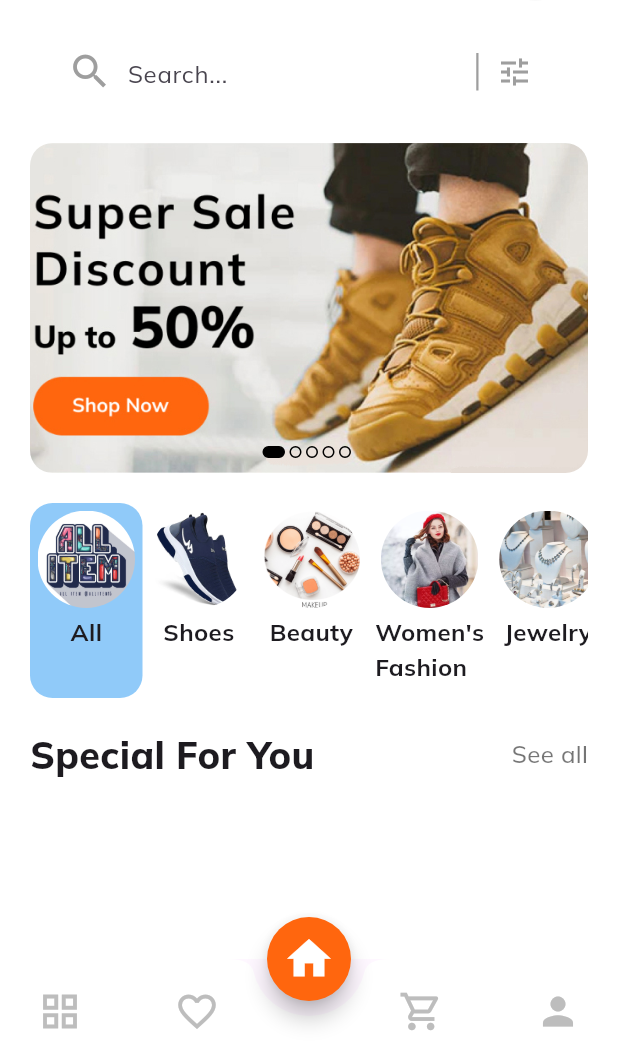
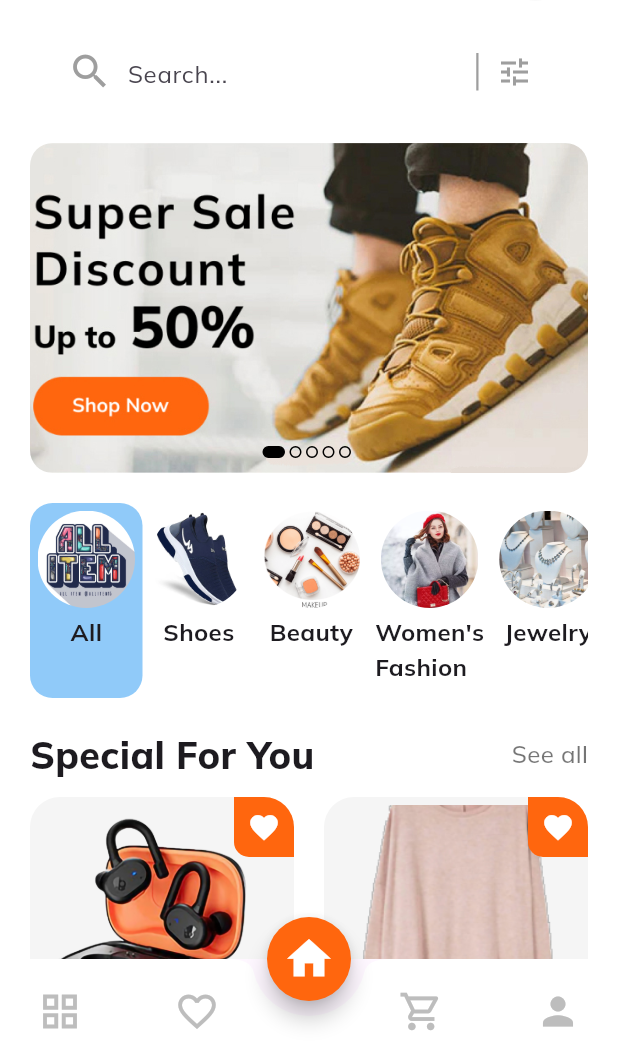
Before and after one commit to toyotarou/test_e_commerce_youtube, a Flutter app: the screen it shows after launch, on a phone screen of 412 x 824 dp, the part 187-1236 px from its top. Run offline on Flutter 3.47's test engine with Material 3 defaults, Android fonts, the phone set to English and light mode, and no system bars; our stand-ins replace google_fonts.

Commit message:
product card

```diff
--- /dev/null
+++ b/lib/models/product.dart
@@ -0,0 +1,434 @@
+import 'package:flutter/material.dart';
+
+class Product {
+  final String title;
+  final String description;
+  final String image;
+  final String review;
+  final String seller;
+  final double price;
+  final List<Color> colors;
+  final String category;
+  final double rate;
+  int quantity;
+
+  Product(
+      {required this.title,
+      required this.review,
+      required this.description,
+      required this.image,
+      required this.price,
+      required this.colors,
+      required this.seller,
+      required this.category,
+      required this.rate,
+      required this.quantity});
+}
+
+final List<Product> all = [
+  Product(
+    title: "Wireless Headphones",
+    description:
+        "Lorem ipsum dolor sit amet, consectetur adipiscing elit, sed do eiusmod tempor incididunt ut labore et dolore magna aliqua. Donec massa sapien faucibus et molestie ac feugiat. In massa tempor nec feugiat nisl. Libero id faucibus nisl tincidunt.",
+    image: "assets/images/all/wireless.png",
+    price: 120,
+    seller: "Tariqul isalm",
+    colors: [Colors.black, Colors.blue, Colors.orange],
+    category: "Electronics",
+    review: "(320 Reviews)",
+    rate: 4.8,
+    quantity: 1,
+  ),
+  Product(
+    title: "Woman Sweter",
+    description:
+        "Lorem ipsum dolor sit amet, consectetur adipiscing elit, sed do eiusmod tempor incididunt ut labore et dolore magna aliqua. Donec massa sapien faucibus et molestie ac feugiat. In massa tempor nec feugiat nisl. Libero id faucibus nisl tincidunt.",
+    image: "assets/images/all/sweet.png",
+    price: 120,
+    seller: "Joy Store",
+    colors: [Colors.brown, Colors.deepPurple, Colors.pink],
+    category: "Woman Fashion",
+    review: "(32 Reviews)",
+    rate: 4.5,
+    quantity: 1,
+  ),
+  Product(
+    title: "Smart Watch",
+    description:
+        "Lorem ipsum dolor sit amet, consectetur adipiscing elit, sed do eiusmod tempor incididunt ut labore et dolore magna aliqua. Donec massa sapien faucibus et molestie ac feugiat. In massa tempor nec feugiat nisl. Libero id faucibus nisl tincidunt.",
+    image: "assets/images/all/miband.jpg",
+    price: 55,
+    seller: "Ram Das",
+    colors: [Colors.black, Colors.amber, Colors.purple],
+    category: "Electronics",
+    review: "(20 Reviews)",
+    rate: 4.0,
+    quantity: 1,
+  ),
+  Product(
+    title: "Mens Jacket",
+    description:
+        "Lorem ipsum dolor sit amet, consectetur adipiscing elit, sed do eiusmod tempor incididunt ut labore et dolore magna aliqua. Donec massa sapien faucibus et molestie ac feugiat. In massa tempor nec feugiat nisl. Libero id faucibus nisl tincidunt.",
+    image: "assets/images/all/jacket.png",
+    price: 155,
+    seller: "Jacket Store",
+    colors: [Colors.blueAccent, Colors.orange, Colors.green],
+    category: "Men Fashion",
+    review: "(20 Reviews)",
+    rate: 5.0,
+    quantity: 1,
+  ),
+  Product(
+    title: "Watch",
+    description:
+        "Lorem ipsum dolor sit amet, consectetur adipiscing elit, sed do eiusmod tempor incididunt ut labore et dolore magna aliqua. Donec massa sapien faucibus et molestie ac feugiat. In massa tempor nec feugiat nisl. Libero id faucibus nisl tincidunt.",
+    image: "assets/images/men_fashion/watch.png",
+    price: 1000,
+    seller: "Jacket Store",
+    colors: [Colors.lightBlue, Colors.orange, Colors.purple],
+    category: "MenFashion",
+    review: "(100 Reviews)",
+    rate: 5.0,
+    quantity: 1,
+  ),
+  Product(
+    title: "Air Jordan",
+    description:
+        "Lorem ipsum dolor sit amet, consectetur adipiscing elit, sed do eiusmod tempor incididunt ut labore et dolore magna aliqua. Donec massa sapien faucibus et molestie ac feugiat. In massa tempor nec feugiat nisl. Libero id faucibus nisl tincidunt.",
+    image: "assets/images/shoes/Air_Jordan.png",
+    price: 255,
+    seller: "The Seller",
+    colors: [Colors.grey, Colors.amber, Colors.purple],
+    category: "Shoes",
+    review: "(55 Reviews)",
+    rate: 5.0,
+    quantity: 1,
+  ),
+  Product(
+    title: "Super Perfume",
+    description:
+        "Lorem ipsum dolor sit amet, consectetur adipiscing elit, sed do eiusmod tempor incididunt ut labore et dolore magna aliqua. Donec massa sapien faucibus et molestie ac feugiat. In massa tempor nec feugiat nisl. Libero id faucibus nisl tincidunt.",
+    image: "assets/images/beauty/perfume.png",
+    price: 155,
+    seller: "Love Seller",
+    colors: [Colors.purpleAccent, Colors.pinkAccent, Colors.green],
+    category: "Beauty",
+    review: "(99 Reviews)",
+    rate: 4.7,
+    quantity: 1,
+  ),
+  Product(
+    title: "Wedding Ring",
+    description:
+        "Lorem ipsum dolor sit amet, consectetur adipiscing elit, sed do eiusmod tempor incididunt ut labore et dolore magna aliqua. Donec massa sapien faucibus et molestie ac feugiat. In massa tempor nec feugiat nisl. Libero id faucibus nisl tincidunt.",
+    image: "assets/images/jewelry/wedding_ring.png",
+    price: 155,
+    seller: "I Am Seller",
+    colors: [Colors.brown, Colors.purpleAccent, Colors.blueGrey],
+    category: "Jewelry",
+    review: "(80 Reviews)",
+    rate: 4.5,
+    quantity: 1,
+  ),
+  Product(
+    title: "  Pants",
+    description:
+        "Lorem ipsum dolor sit amet, consectetur adipiscing elit, sed do eiusmod tempor incididunt ut labore et dolore magna aliqua. Donec massa sapien faucibus et molestie ac feugiat. In massa tempor nec feugiat nisl. Libero id faucibus nisl tincidunt.",
+    image: "assets/images/women_fashion/pants.png",
+    price: 155,
+    seller: "PK Store",
+    colors: [Colors.lightGreen, Colors.blueGrey, Colors.deepPurple],
+    category: "WomenFashion",
+    review: "(55 Reviews)",
+    rate: 5.0,
+    quantity: 1,
+  ),
+];
+
+final List<Product> shoes = [
+  Product(
+    title: "Air Jordan",
+    description:
+        "Lorem ipsum dolor sit amet, consectetur adipiscing elit, sed do eiusmod tempor incididunt ut labore et dolore magna aliqua. Donec massa sapien faucibus et molestie ac feugiat. In massa tempor nec feugiat nisl. Libero id faucibus nisl tincidunt.",
+    image: "assets/images/shoes/Air_Jordan.png",
+    price: 255,
+    seller: "The Seller",
+    colors: [Colors.grey, Colors.amber, Colors.purple],
+    category: "Shoes",
+    review: "(55 Reviews)",
+    rate: 5.0,
+    quantity: 1,
+  ),
+  Product(
+    title: "Vans Old Skool",
+    description:
+        "Lorem ipsum dolor sit amet, consectetur adipiscing elit, sed do eiusmod tempor incididunt ut labore et dolore magna aliqua. Donec massa sapien faucibus et molestie ac feugiat. In massa tempor nec feugiat nisl. Libero id faucibus nisl tincidunt.",
+    image: "assets/images/shoes/vans_old_skool.png",
+    price: 300,
+    seller: "Mrs Store",
+    colors: [Colors.blueAccent, Colors.blueGrey, Colors.green],
+    category: "Shoes",
+    review: "(200 Reviews)",
+    rate: 5.0,
+    quantity: 1,
+  ),
+  Product(
+    title: "Women-Shoes",
+    description:
+        "Lorem ipsum dolor sit amet, consectetur adipiscing elit, sed do eiusmod tempor incididunt ut labore et dolore magna aliqua. Donec massa sapien faucibus et molestie ac feugiat. In massa tempor nec feugiat nisl. Libero id faucibus nisl tincidunt.",
+    image: "assets/images/shoes/women-shoes.png",
+    price: 500,
+    seller: "Shoes Store",
+    colors: [Colors.red, Colors.orange, Colors.greenAccent],
+    category: "Shoes",
+    review: "(100 Reviews)",
+    rate: 4.8,
+    quantity: 1,
+  ),
+  Product(
+    title: "Sports Shoes",
+    description:
+        "Lorem ipsum dolor sit amet, consectetur adipiscing elit, sed do eiusmod tempor incididunt ut labore et dolore magna aliqua. Donec massa sapien faucibus et molestie ac feugiat. In massa tempor nec feugiat nisl. Libero id faucibus nisl tincidunt.",
+    image: "assets/images/shoes/sports_shoes.png",
+    price: 155,
+    seller: "Hari Store",
+    colors: [Colors.deepPurpleAccent, Colors.orange, Colors.green],
+    category: "Shoes",
+    review: "(60 Reviews)",
+    rate: 3.0,
+    quantity: 1,
+  ),
+  Product(
+    title: "White Sneaker",
+    description:
+        "Lorem ipsum dolor sit amet, consectetur adipiscing elit, sed do eiusmod tempor incididunt ut labore et dolore magna aliqua. Donec massa sapien faucibus et molestie ac feugiat. In massa tempor nec feugiat nisl. Libero id faucibus nisl tincidunt.",
+    image: "assets/images/shoes/white_sneaker.png",
+    price: 1000,
+    seller: "Jacket Store",
+    colors: [Colors.blueAccent, Colors.orange, Colors.green],
+    category: "Shoes",
+    review: "(00 Reviews)",
+    rate: 0.0,
+    quantity: 1,
+  ),
+];
+
+final List<Product> beauty = [
+  Product(
+    title: "Face Care Product",
+    description:
+        "Lorem ipsum dolor sit amet, consectetur adipiscing elit, sed do eiusmod tempor incididunt ut labore et dolore magna aliqua. Donec massa sapien faucibus et molestie ac feugiat. In massa tempor nec feugiat nisl. Libero id faucibus nisl tincidunt.",
+    image: "assets/images/beauty/face_care.png",
+    price: 1500,
+    seller: "Yojana Seller",
+    colors: [Colors.pink, Colors.amber, Colors.deepOrangeAccent],
+    category: "Beauty",
+    review: "(200 Reviews)",
+    rate: 4.0,
+    quantity: 1,
+  ),
+  Product(
+    title: "Super Perfume",
+    description:
+        "Lorem ipsum dolor sit amet, consectetur adipiscing elit, sed do eiusmod tempor incididunt ut labore et dolore magna aliqua. Donec massa sapien faucibus et molestie ac feugiat. In massa tempor nec feugiat nisl. Libero id faucibus nisl tincidunt.",
+    image: "assets/images/beauty/perfume.png",
+    price: 155,
+    seller: "Love Seller",
+    colors: [Colors.purpleAccent, Colors.pinkAccent, Colors.green],
+    category: "Beauty",
+    review: "(99 Reviews)",
+    rate: 4.7,
+    quantity: 1,
+  ),
+  Product(
+    title: "Skin-Care Product",
+    description:
+        "Lorem ipsum dolor sit amet, consectetur adipiscing elit, sed do eiusmod tempor incididunt ut labore et dolore magna aliqua. Donec massa sapien faucibus et molestie ac feugiat. In massa tempor nec feugiat nisl. Libero id faucibus nisl tincidunt.",
+    image: "assets/images/beauty/skin-care.png",
+    price: 999,
+    seller: "Mr Beast",
+    colors: [Colors.black12, Colors.orange, Colors.white38],
+    category: "Beauty",
+    review: "(20 Reviews)",
+    rate: 4.2,
+    quantity: 1,
+  ),
+];
+
+final List<Product> womenFashion = [
+  Product(
+    title: " Women Kurta",
+    description:
+        "Lorem ipsum dolor sit amet, consectetur adipiscing elit, sed do eiusmod tempor incididunt ut labore et dolore magna aliqua. Donec massa sapien faucibus et molestie ac feugiat. In massa tempor nec feugiat nisl. Libero id faucibus nisl tincidunt.",
+    image: "assets/images/women_fashion/kurta.png",
+    price: 299,
+    seller: "Sila Store",
+    colors: [Colors.grey, Colors.black54, Colors.purple],
+    category: "WomenFashion",
+    review: "(25 Reviews)",
+    rate: 5.0,
+    quantity: 1,
+  ),
+  Product(
+    title: "Mens Jacket",
+    description:
+        "Lorem ipsum dolor sit amet, consectetur adipiscing elit, sed do eiusmod tempor incididunt ut labore et dolore magna aliqua. Donec massa sapien faucibus et molestie ac feugiat. In massa tempor nec feugiat nisl. Libero id faucibus nisl tincidunt.",
+    image: "assets/images/women_fashion/lehenga.png",
+    price: 666,
+    seller: "My Store",
+    colors: [Colors.black, Colors.orange, Colors.green],
+    category: "WomenFashion",
+    review: "(100 Reviews)",
+    rate: 4.0,
+    quantity: 1,
+  ),
+  Product(
+    title: "T-Shert",
+    description:
+        "Lorem ipsum dolor sit amet, consectetur adipiscing elit, sed do eiusmod tempor incididunt ut labore et dolore magna aliqua. Donec massa sapien faucibus et molestie ac feugiat. In massa tempor nec feugiat nisl. Libero id faucibus nisl tincidunt.",
+    image: "assets/images/women_fashion/t-shert.png",
+    price: 155,
+    seller: "Love Store",
+    colors: [Colors.blueAccent, Colors.redAccent, Colors.deepOrangeAccent],
+    category: "Electronics",
+    review: "(20 Reviews)",
+    rate: 5.0,
+    quantity: 1,
+  ),
+  Product(
+    title: "  Pants",
+    description:
+        "Lorem ipsum dolor sit amet, consectetur adipiscing elit, sed do eiusmod tempor incididunt ut labore et dolore magna aliqua. Donec massa sapien faucibus et molestie ac feugiat. In massa tempor nec feugiat nisl. Libero id faucibus nisl tincidunt.",
+    image: "assets/images/women_fashion/pants.png",
+    price: 155,
+    seller: "PK Store",
+    colors: [Colors.lightGreen, Colors.blueGrey, Colors.deepPurple],
+    category: "WomenFashion",
+    review: "(55 Reviews)",
+    rate: 5.0,
+    quantity: 1,
+  ),
+];
+
+final List<Product> jewelry = [
+  Product(
+    title: "Earrings",
+    description:
+        "Lorem ipsum dolor sit amet, consectetur adipiscing elit, sed do eiusmod tempor incididunt ut labore et dolore magna aliqua. Donec massa sapien faucibus et molestie ac feugiat. In massa tempor nec feugiat nisl. Libero id faucibus nisl tincidunt.",
+    image: "assets/images/jewelry/earrings.png",
+    price: 3000,
+    seller: "Gold Store",
+    colors: [Colors.amber, Colors.deepPurple, Colors.pink],
+    category: "Jewelry",
+    review: "(320 Reviews)",
+    rate: 4.5,
+    quantity: 1,
+  ),
+  Product(
+    title: "Jewelry-Box",
+    description:
+        "Lorem ipsum dolor sit amet, consectetur adipiscing elit, sed do eiusmod tempor incididunt ut labore et dolore magna aliqua. Donec massa sapien faucibus et molestie ac feugiat. In massa tempor nec feugiat nisl. Libero id faucibus nisl tincidunt.",
+    image: "assets/images/jewelry/jewelry-box.png",
+    price: 300,
+    seller: "Love Love",
+    colors: [Colors.pink, Colors.orange, Colors.redAccent],
+    category: "Jewelry",
+    review: "(100 Reviews)",
+    rate: 5.0,
+    quantity: 1,
+  ),
+  Product(
+    title: "Wedding Ring",
+    description:
+        "Lorem ipsum dolor sit amet, consectetur adipiscing elit, sed do eiusmod tempor incididunt ut labore et dolore magna aliqua. Donec massa sapien faucibus et molestie ac feugiat. In massa tempor nec feugiat nisl. Libero id faucibus nisl tincidunt.",
+    image: "assets/images/jewelry/wedding_ring.png",
+    price: 155,
+    seller: "I Am Seller",
+    colors: [Colors.brown, Colors.purpleAccent, Colors.blueGrey],
+    category: "Jewelry",
+    review: "(80 Reviews)",
+    rate: 4.5,
+    quantity: 1,
+  ),
+  Product(
+    title: "Necklace-Jewellery",
+    description:
+        "Lorem ipsum dolor sit amet, consectetur adipiscing elit, sed do eiusmod tempor incididunt ut labore et dolore magna aliqua. Donec massa sapien faucibus et molestie ac feugiat. In massa tempor nec feugiat nisl. Libero id faucibus nisl tincidunt.",
+    image: "assets/images/jewelry/necklace-jewellery.png",
+    price: 5000,
+    seller: "Jewellery Store",
+    colors: [Colors.blueAccent, Colors.orange, Colors.green],
+    category: "Jewellery",
+    review: "(22 Reviews)",
+    rate: 3.5,
+    quantity: 1,
+  ),
+];
+
+final List<Product> menFashion = [
+  Product(
+    title: "Man Jacket",
+    description:
+        "Lorem ipsum dolor sit amet, consectetur adipiscing elit, sed do eiusmod tempor incididunt ut labore et dolore magna aliqua. Donec massa sapien faucibus et molestie ac feugiat. In massa tempor nec feugiat nisl. Libero id faucibus nisl tincidunt.",
+    image: "assets/images/men_fashion/man_jacket.png",
+    price: 500,
+    seller: "Men Store",
+    colors: [Colors.brown, Colors.orange, Colors.blueGrey],
+    category: "MenFashion",
+    review: "(90 Reviews)",
+    rate: 5.0,
+    quantity: 1,
+  ),
+  Product(
+    title: "Men Pants",
+    description:
+        "Lorem ipsum dolor sit amet, consectetur adipiscing elit, sed do eiusmod tempor incididunt ut labore et dolore magna aliqua. Donec massa sapien faucibus et molestie ac feugiat. In massa tempor nec feugiat nisl. Libero id faucibus nisl tincidunt.",
+    image: "assets/images/men_fashion/pants.png",
+    price: 400,
+    seller: "My Store",
+    colors: [Colors.black54, Colors.orange, Colors.green],
+    category: "MenFashion",
+    review: "(500 Reviews)",
+    rate: 4.5,
+    quantity: 1,
+  ),
+  Product(
+    title: "Men Shert",
+    description:
+        "Lorem ipsum dolor sit amet, consectetur adipiscing elit, sed do eiusmod tempor incididunt ut labore et dolore magna aliqua. Donec massa sapien faucibus et molestie ac feugiat. In massa tempor nec feugiat nisl. Libero id faucibus nisl tincidunt.",
+    image: "assets/images/men_fashion/shert.png",
+    price: 300,
+    seller: "Roman Store",
+    colors: [Colors.pink, Colors.amber, Colors.green],
+    category: "menFashion",
+    review: "(200 Reviews)",
+    rate: 3.0,
+    quantity: 1,
+  ),
+  Product(
+    title: "T-Shirt",
+    description:
+        "Lorem ipsum dolor sit amet, consectetur adipiscing elit, sed do eiusmod tempor incididunt ut labore et dolore magna aliqua. Donec massa sapien faucibus et molestie ac feugiat. In massa tempor nec feugiat nisl. Libero id faucibus nisl tincidunt.",
+    image: "assets/images/men_fashion/t-shirt.png",
+    price: 200,
+    seller: "Hot Store",
+    colors: [Colors.brown, Colors.orange, Colors.blue],
+    category: "MenFashion",
+    review: "(1k Reviews)",
+    rate: 5.0,
+    quantity: 1,
+  ),
+  Product(
+    title: "Watch",
+    description:
+        "Lorem ipsum dolor sit amet, consectetur adipiscing elit, sed do eiusmod tempor incididunt ut labore et dolore magna aliqua. Donec massa sapien faucibus et molestie ac feugiat. In massa tempor nec feugiat nisl. Libero id faucibus nisl tincidunt.",
+    image: "assets/images/men_fashion/watch.png",
+    price: 1000,
+    seller: "Jacket Store",
+    colors: [Colors.lightBlue, Colors.orange, Colors.purple],
+    category: "MenFashion",
+    review: "(100 Reviews)",
+    rate: 5.0,
+    quantity: 1,
+  ),
+];
--- a/lib/screens/home/home_screen.dart
+++ b/lib/screens/home/home_screen.dart
@@ -3,7 +3,9 @@ import 'package:test_e_commerce_app/screens/home/widgets/custom_image_slider.dar
 import 'package:test_e_commerce_app/screens/home/widgets/custom_search_bar.dart';
 
 import '../../models/category.dart';
+import '../../models/product.dart';
 import 'widgets/custom_app_bar.dart';
+import 'widgets/product_card.dart';
 
 class HomeScreen extends StatefulWidget {
   const HomeScreen({super.key});
@@ -20,6 +22,8 @@ class _HomeScreenState extends State<HomeScreen> {
   ///
   @override
   Widget build(BuildContext context) {
+    List<List<Product>> selectcategories = [all, shoes, beauty, womenFashion, jewelry, menFashion];
+
     return Scaffold(
       backgroundColor: Colors.white,
       body: SingleChildScrollView(
@@ -55,6 +59,22 @@ class _HomeScreenState extends State<HomeScreen> {
                   ],
                 ),
               ],
+
+              // for shopping items
+              const SizedBox(height: 10),
+              GridView.builder(
+                padding: EdgeInsets.zero,
+                physics: const NeverScrollableScrollPhysics(),
+                shrinkWrap: true,
+                gridDelegate: const SliverGridDelegateWithFixedCrossAxisCount(
+                    crossAxisCount: 2, childAspectRatio: 0.75, crossAxisSpacing: 20, mainAxisSpacing: 20),
+                itemCount: selectcategories[selectedIndex].length,
+                itemBuilder: (context, index) {
+                  return ProductCard(
+                    product: selectcategories[selectedIndex][index],
+                  );
+                },
+              )
             ],
           ),
         ),
--- /dev/null
+++ b/lib/screens/home/widgets/product_card.dart
@@ -0,0 +1,131 @@
+import 'package:flutter/material.dart';
+
+import '../../../constants.dart';
+import '../../../models/product.dart';
+
+class ProductCard extends StatelessWidget {
+  final Product product;
+
+  const ProductCard({super.key, required this.product});
+
+  @override
+  Widget build(BuildContext context) {
+    // final provider = FavoriteProvider.of(context);
+    //
+    //
+
+    return GestureDetector(
+      onTap: () {
+        // Navigator.push(
+        //   context,
+        //   MaterialPageRoute(
+        //     builder: (context) => DetailScreen(product: product),
+        //   ),
+        // );
+        //
+        //
+        //
+      },
+      child: Stack(
+        children: [
+          Container(
+            width: double.infinity,
+            decoration: BoxDecoration(
+              borderRadius: BorderRadius.circular(20),
+              color: kcontentColor,
+            ),
+            child: Column(
+              crossAxisAlignment: CrossAxisAlignment.start,
+              children: [
+                const SizedBox(height: 5),
+                Center(
+                  child: Hero(
+                    tag: product.image,
+                    child: Image.asset(
+                      product.image,
+                      width: 150,
+                      height: 150,
+                      fit: BoxFit.cover,
+                    ),
+                  ),
+                ),
+                const SizedBox(height: 10),
+                Padding(
+                  padding: const EdgeInsets.only(left: 10),
+                  child: Text(
+                    product.title,
+                    style: const TextStyle(
+                      fontWeight: FontWeight.bold,
+                      fontSize: 16,
+                    ),
+                  ),
+                ),
+                const SizedBox(height: 10),
+                Row(
+                  mainAxisAlignment: MainAxisAlignment.spaceAround,
+                  children: [
+                    Text(
+                      "\$${product.price}",
+                      style: const TextStyle(
+                        fontWeight: FontWeight.bold,
+                        fontSize: 17,
+                      ),
+                    ),
+                    Row(
+                      children: List.generate(
+                        product.colors.length,
+                        (index) => Container(
+                          width: 18,
+                          height: 18,
+                          margin: const EdgeInsets.only(right: 4),
+                          decoration: BoxDecoration(
+                            color: product.colors[index],
+                            shape: BoxShape.circle,
+                          ),
+                        ),
+                      ),
+                    )
+                  ],
+                )
+              ],
+            ),
+          ),
+          Positioned(
+              child: Align(
+            alignment: Alignment.topRight,
+            child: Container(
+              height: 40,
+              width: 40,
+              decoration: const BoxDecoration(
+                color: kprimaryColor,
+                borderRadius: BorderRadius.only(
+                  topRight: Radius.circular(20),
+                  bottomLeft: Radius.circular(10),
+                ),
+              ),
+              child: GestureDetector(
+                onTap: () {
+                  // provider.toggleFavorite(product);
+                  //
+                  //
+                  //
+                },
+                child: Icon(
+                  // provider.isExist(product) ? Icons.favorite : Icons.favorite_border,
+                  //
+                  //
+                  //
+
+                  Icons.favorite,
+
+                  color: Colors.white,
+                  size: 22,
+                ),
+              ),
+            ),
+          ))
+        ],
+      ),
+    );
+  }
+}
--- a/pubspec.yaml
+++ b/pubspec.yaml
@@ -28,3 +28,9 @@ flutter:
 
   assets:
     - assets/images/
+    - assets/images/all/
+    - assets/images/beauty/
+    - assets/images/jewelry/
+    - assets/images/men_fashion/
+    - assets/images/shoes/
+    - assets/images/women_fashion/
```
Also changed, not shown: assets/images/beauty/face_care.png (renamed from assets/images/beauty/face care.png), assets/images/jewelry/wedding_ring.png (renamed from assets/images/jewelry/wedding ring.png), assets/images/men_fashion/man_jacket.png (renamed from assets/images/men fashion/man jacket.png), assets/images/men_fashion/pants.png (renamed from assets/images/men fashion/pants.png), assets/images/men_fashion/shert.png (renamed from assets/images/men fashion/shert.png), assets/images/men_fashion/t-shirt.png (renamed from assets/images/men fashion/t-shirt.png), assets/images/men_fashion/watch.png (renamed from assets/images/men fashion/watch.png), assets/images/shoes/Air_Jordan.png (renamed from assets/images/shoes/Air Jordan.png), assets/images/shoes/New_Balance_990.png (renamed from assets/images/shoes/New Balance 990.png), assets/images/shoes/sports_shoes.png (renamed from assets/images/shoes/sports shoes.png), assets/images/shoes/vans_old_skool.png (renamed from assets/images/shoes/vans old skool.png), assets/images/shoes/white_sneaker.png (renamed from assets/images/shoes/white sneaker.png), assets/images/women fashion/lehenga.png (deleted), 7 other files.
